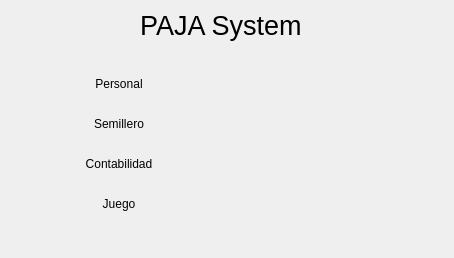
This is Ventanas/principal.ui in jjjohncedeno/P.AJA as Qt 5 draws it before an edit. The edited form follows.
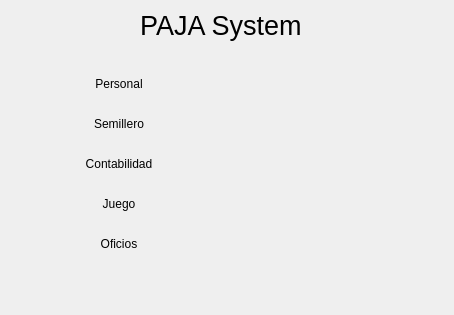
This is the edited form.

The edit to the form file:
```diff
--- a/Ventanas/principal.ui
+++ b/Ventanas/principal.ui
@@ -7,7 +7,7 @@
     <x>0</x>
     <y>0</y>
     <width>454</width>
-    <height>258</height>
+    <height>315</height>
    </rect>
   </property>
   <property name="windowTitle">
@@ -123,6 +123,28 @@
      <string>Juego</string>
     </property>
    </widget>
+   <widget class="QPushButton" name="btnOficio">
+    <property name="geometry">
+     <rect>
+      <x>70</x>
+      <y>230</y>
+      <width>98</width>
+      <height>27</height>
+     </rect>
+    </property>
+    <property name="cursor">
+     <cursorShape>PointingHandCursor</cursorShape>
+    </property>
+    <property name="styleSheet">
+     <string notr="true">#btnOficio {
+	border: 1px solid transparent;
+	background-color: transparent;
+}</string>
+    </property>
+    <property name="text">
+     <string>Oficios</string>
+    </property>
+   </widget>
   </widget>
   <widget class="QMenuBar" name="menubar">
    <property name="geometry">
```
Left out of the diff: 2 changed lines with no effect on the pictures.
